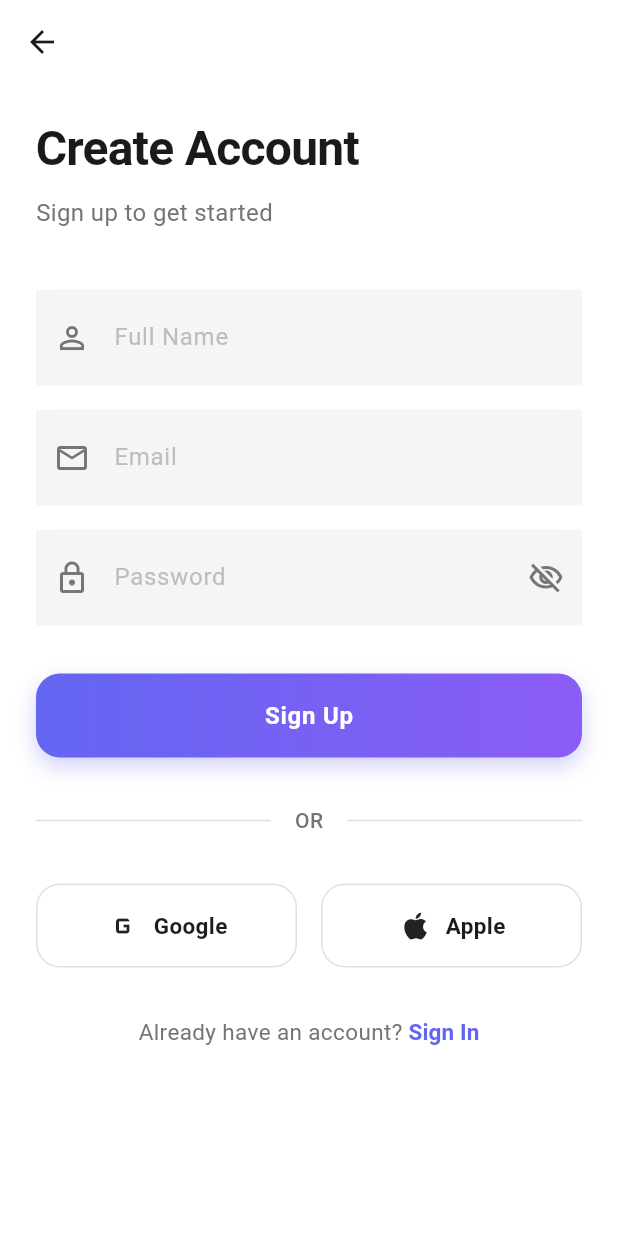
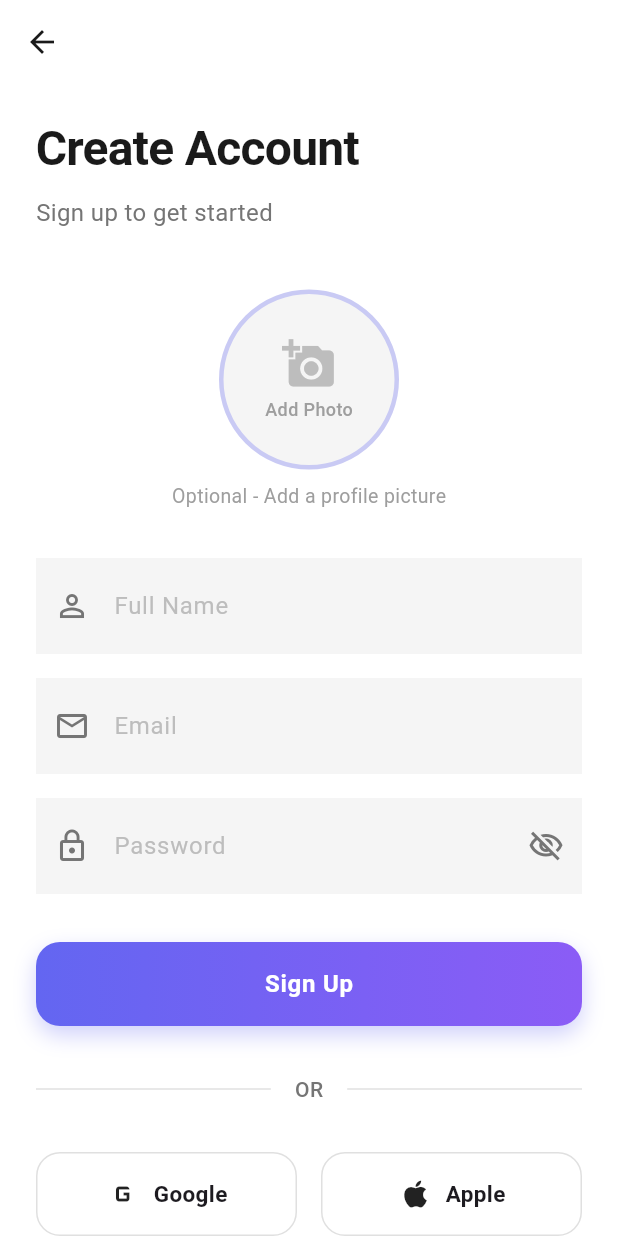
Before and after one commit to palpatel224/gdg_nativechatapp, a Flutter app: the screen it shows after launch, after a tap on "Sign Up", on a phone screen of 412 x 824 dp. Run offline on Flutter 3.47's test engine with Material 3 defaults, Android fonts, the phone set to English and light mode, and no system bars; our stand-ins replace bloc, cached_network_image, cloud_firestore, equatable, firebase_auth, firebase_core and 4 more; accounts and stored records are empty.

Commit message:
[feat]: Enhance user authentication flow with Firestore profile creation and image upload support

```diff
--- a/lib/blocs/auth/auth_event.dart
+++ b/lib/blocs/auth/auth_event.dart
@@ -1,3 +1,4 @@
+import 'dart:io';
 import 'package:equatable/equatable.dart';
 
 abstract class AuthEvent extends Equatable {
@@ -21,9 +22,15 @@ class AuthSignUpRequested extends AuthEvent {
   final String email;
   final String password;
   final String? displayName;
-  AuthSignUpRequested(this.email, this.password, {this.displayName});
+  final File? profilePhoto;
+  AuthSignUpRequested(
+    this.email,
+    this.password, {
+    this.displayName,
+    this.profilePhoto,
+  });
   @override
-  List<Object?> get props => [email, password, displayName];
+  List<Object?> get props => [email, password, displayName, profilePhoto];
 }
 
 class AuthGoogleSignInRequested extends AuthEvent {}
--- a/lib/models/user_model.dart
+++ b/lib/models/user_model.dart
@@ -1,31 +1,71 @@
+import 'package:cloud_firestore/cloud_firestore.dart';
+
 class AppUser {
   final String uid;
-  final String email;
-  final String? name;
-  final String? photoUrl;
-  final String? status;
+  final String? email;
+  final String displayName;
+  final String photoUrl;
+  final String status;
+  final bool isOnline;
+  final DateTime? lastSeen;
+  final List<String> fcmTokens;
 
   AppUser({
     required this.uid,
-    required this.email,
-    this.name,
-    this.photoUrl,
-    this.status,
+    this.email,
+    required this.displayName,
+    required this.photoUrl,
+    required this.status,
+    this.isOnline = false,
+    this.lastSeen,
+    this.fcmTokens = const [],
   });
 
   Map<String, dynamic> toMap() => {
     'uid': uid,
     'email': email,
-    'name': name,
+    'displayName': displayName,
     'photoUrl': photoUrl,
     'status': status,
+    'isOnline': isOnline,
+    'lastSeen': lastSeen != null
+        ? Timestamp.fromDate(lastSeen!)
+        : FieldValue.serverTimestamp(),
+    'fcmTokens': fcmTokens,
   };
 
   factory AppUser.fromMap(Map<String, dynamic> m) => AppUser(
     uid: m['uid'] ?? '',
-    email: m['email'] ?? '',
-    name: m['name'],
-    photoUrl: m['photoUrl'],
-    status: m['status'],
+    email: m['email'],
+    displayName: m['displayName'] ?? 'Guest User',
+    photoUrl: m['photoUrl'] ?? '',
+    status: m['status'] ?? 'Hey there! I\'m new here.',
+    isOnline: m['isOnline'] ?? false,
+    lastSeen: m['lastSeen'] != null
+        ? (m['lastSeen'] as Timestamp).toDate()
+        : null,
+    fcmTokens: m['fcmTokens'] != null ? List<String>.from(m['fcmTokens']) : [],
   );
+
+  AppUser copyWith({
+    String? uid,
+    String? email,
+    String? displayName,
+    String? photoUrl,
+    String? status,
+    bool? isOnline,
+    DateTime? lastSeen,
+    List<String>? fcmTokens,
+  }) {
+    return AppUser(
+      uid: uid ?? this.uid,
+      email: email ?? this.email,
+      displayName: displayName ?? this.displayName,
+      photoUrl: photoUrl ?? this.photoUrl,
+      status: status ?? this.status,
+      isOnline: isOnline ?? this.isOnline,
+      lastSeen: lastSeen ?? this.lastSeen,
+      fcmTokens: fcmTokens ?? this.fcmTokens,
+    );
+  }
 }
--- a/lib/pages/auth/signup_page.dart
+++ b/lib/pages/auth/signup_page.dart
@@ -1,5 +1,7 @@
+import 'dart:io';
 import 'package:flutter/material.dart';
 import 'package:flutter_bloc/flutter_bloc.dart';
+import 'package:image_picker/image_picker.dart';
 import '../../blocs/auth/auth_bloc.dart';
 import '../../blocs/auth/auth_event.dart';
 import '../../blocs/auth/auth_state.dart';
@@ -16,6 +18,41 @@ class _SignupPageState extends State<SignupPage> {
   final _password = TextEditingController();
   final _name = TextEditingController();
   bool _obscurePassword = true;
+  File? _profilePhoto;
+
+  Future<void> _pickProfilePhoto() async {
+    try {
+      final picker = ImagePicker();
+      final pickedFile = await picker.pickImage(
+        source: ImageSource.gallery,
+        imageQuality: 70,
+        maxWidth: 512,
+        maxHeight: 512,
+      );
+
+      if (pickedFile != null) {
+        setState(() {
+          _profilePhoto = File(pickedFile.path);
+        });
+      }
+    } catch (e) {
+      if (mounted) {
+        ScaffoldMessenger.of(context).showSnackBar(
+          SnackBar(
+            content: Text('Error picking image: $e'),
+            backgroundColor: Colors.red[400],
+            behavior: SnackBarBehavior.floating,
+          ),
+        );
+      }
+    }
+  }
+
+  void _removePhoto() {
+    setState(() {
+      _profilePhoto = null;
+    });
+  }
 
   @override
   Widget build(BuildContext context) {
@@ -57,6 +94,90 @@ class _SignupPageState extends State<SignupPage> {
                   ),
                 ),
                 const SizedBox(height: 40),
+
+                // Profile Photo Picker
+                Center(
+                  child: Stack(
+                    children: [
+                      GestureDetector(
+                        onTap: _pickProfilePhoto,
+                        child: Container(
+                          width: 120,
+                          height: 120,
+                          decoration: BoxDecoration(
+                            shape: BoxShape.circle,
+                            color: const Color(0xFFF5F5F5),
+                            border: Border.all(
+                              color: const Color(0xFF6366F1).withOpacity(0.3),
+                              width: 3,
+                            ),
+                            image: _profilePhoto != null
+                                ? DecorationImage(
+                                    image: FileImage(_profilePhoto!),
+                                    fit: BoxFit.cover,
+                                  )
+                                : null,
+                          ),
+                          child: _profilePhoto == null
+                              ? Column(
+                                  mainAxisAlignment: MainAxisAlignment.center,
+                                  children: [
+                                    Icon(
+                                      Icons.add_a_photo,
+                                      size: 36,
+                                      color: Colors.grey[400],
+                                    ),
+                                    const SizedBox(height: 4),
+                                    Text(
+                                      'Add Photo',
+                                      style: TextStyle(
+                                        fontSize: 12,
+                                        color: Colors.grey[500],
+                                        fontWeight: FontWeight.w500,
+                                      ),
+                                    ),
+                                  ],
+                                )
+                              : null,
+                        ),
+                      ),
+                      if (_profilePhoto != null)
+                        Positioned(
+                          right: 0,
+                          bottom: 0,
+                          child: GestureDetector(
+                            onTap: _removePhoto,
+                            child: Container(
+                              padding: const EdgeInsets.all(6),
+                              decoration: BoxDecoration(
+                                color: Colors.red[400],
+                                shape: BoxShape.circle,
+                                border: Border.all(
+                                  color: Colors.white,
+                                  width: 2,
+                                ),
+                              ),
+                              child: const Icon(
+                                Icons.close,
+                                color: Colors.white,
+                                size: 18,
+                              ),
+                            ),
+                          ),
+                        ),
+                    ],
+                  ),
+                ),
+                const SizedBox(height: 8),
+                Center(
+                  child: Text(
+                    _profilePhoto == null
+                        ? 'Optional - Add a profile picture'
+                        : 'Tap to change photo',
+                    style: TextStyle(fontSize: 13, color: Colors.grey[500]),
+                  ),
+                ),
+                const SizedBox(height: 32),
 
                 // Name field
                 Container(
@@ -204,6 +325,7 @@ class _SignupPageState extends State<SignupPage> {
                                     _email.text.trim(),
                                     _password.text.trim(),
                                     displayName: _name.text.trim(),
+                                    profilePhoto: _profilePhoto,
                                   ),
                                 );
                               },
--- a/lib/repositories/auth_repository.dart
+++ b/lib/repositories/auth_repository.dart
@@ -14,6 +14,7 @@ abstract class IAuthRepository {
   Future<void> signOut();
   Future<void> updateProfile(AppUser user);
   Future<String?> uploadProfilePhoto(String uid, File file);
+  Future<void> createUserProfile(User user);
 }
 
 class AuthRepository implements IAuthRepository {
@@ -64,4 +65,9 @@ class AuthRepository implements IAuthRepository {
   @override
   Future<String?> uploadProfilePhoto(String uid, File file) =>
       _profileService.uploadProfilePhoto(uid, file);
+
+  @override
+  Future<void> createUserProfile(User user) async {
+    await _profileService.createUserProfileInFirestore(user);
+  }
 }
```
Also changed, not shown: firebase.rules.txt (deleted, +0 -21 lines), lib/blocs/auth/auth_bloc.dart (+53 -3 lines), lib/pages/home/home_page.dart (+33 -0 lines), lib/pages/profile/profile_edit_page.dart (+12 -5 lines), lib/services/profile_service.dart (+43 -0 lines), firebase.json, 2 other files.
